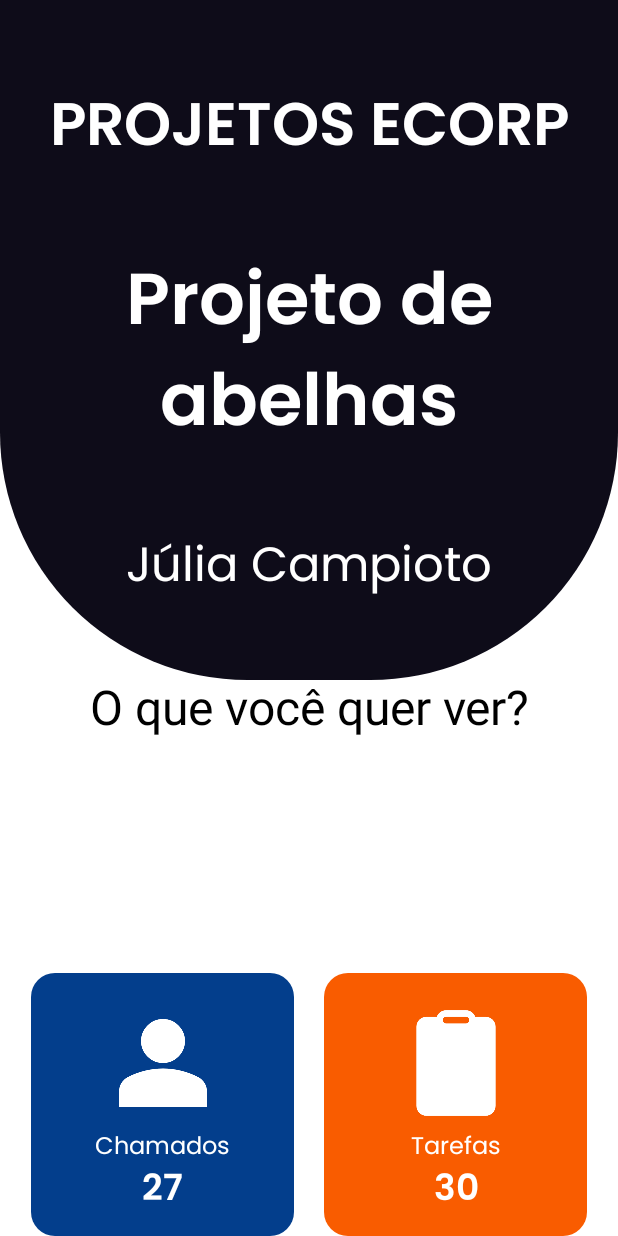
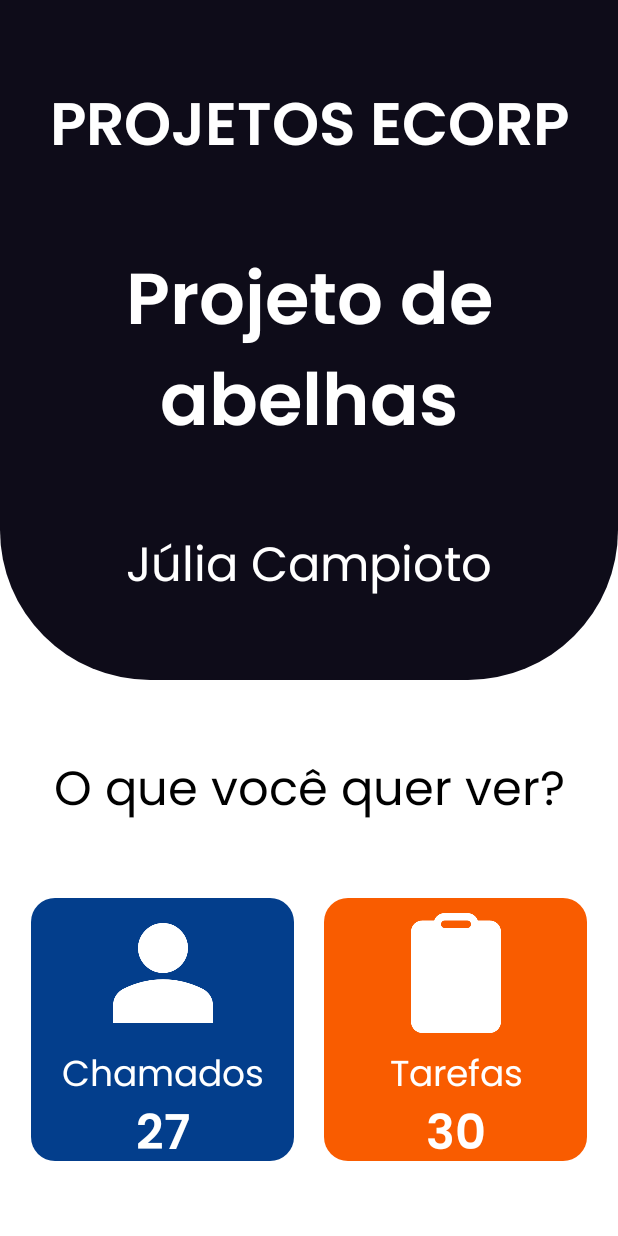
Before and after one commit to ArchFacts/App-Mobile, an Android app built with Jetpack Compose: the @Preview function ChoiceScreenPrev, on a phone screen of 412 x 824 dp. Run offline under Robolectric (Android 15) with nearby library versions, the phone set to English and light mode, and no system bars.

Commit message:
finishing choiceScreen

```diff
--- a/app/src/main/java/com/example/archfacts_app_web/components/ChoiceCard.kt
+++ b/app/src/main/java/com/example/archfacts_app_web/components/ChoiceCard.kt
@@ -61,7 +61,7 @@ fun ChoiceCard(type: CardType, number: Int) {
                     is CardType.Tarefas -> "Icone de tarefas"
                 },
                 tint = type.iconColor,
-                modifier = Modifier.size(88.dp),
+                modifier = Modifier.size(100.dp),
             )
             Text(
                 text = when (type) {
@@ -70,14 +70,14 @@ fun ChoiceCard(type: CardType, number: Int) {
                 },
                 fontFamily = Poppins,
                 fontWeight = FontWeight.Normal,
-                fontSize = 16.sp,
+                fontSize = 24.sp,
                 color = Color.White
             )
             Text(
                 text = number.toString(),
                 fontFamily = Poppins,
                 fontWeight = FontWeight.SemiBold,
-                fontSize = 24.sp,
+                fontSize = 32.sp,
                 color = Color.White
             )
         }
--- a/app/src/main/java/com/example/archfacts_app_web/screens/ChoiceScreen.kt
+++ b/app/src/main/java/com/example/archfacts_app_web/screens/ChoiceScreen.kt
@@ -42,8 +42,8 @@ fun ChoiceScreen(modifier: Modifier = Modifier) {
                 .background(
                     color = ArchBlack,
                     shape = RoundedCornerShape(
-                        bottomStart = 165.dp,
-                        bottomEnd = 165.dp,
+                        bottomStart = 100.dp,
+                        bottomEnd = 100.dp,
                     )
                 )
                 .fillMaxWidth()
@@ -82,14 +82,14 @@ fun ChoiceScreen(modifier: Modifier = Modifier) {
             modifier = Modifier
                 .fillMaxSize()
                 .background(Color.White),
-            horizontalAlignment = Alignment.CenterHorizontally,
-            verticalArrangement = Arrangement.SpaceBetween
+            verticalArrangement = Arrangement.SpaceEvenly
         ) {
             Text(
                 "O que você quer ver?",
                 fontWeight = FontWeight.Normal,
                 color = Color.Black,
                 textAlign = TextAlign.Center,
+                fontFamily = Poppins,
                 fontSize = 32.sp,
                 modifier = Modifier.fillMaxWidth()
             )
```
